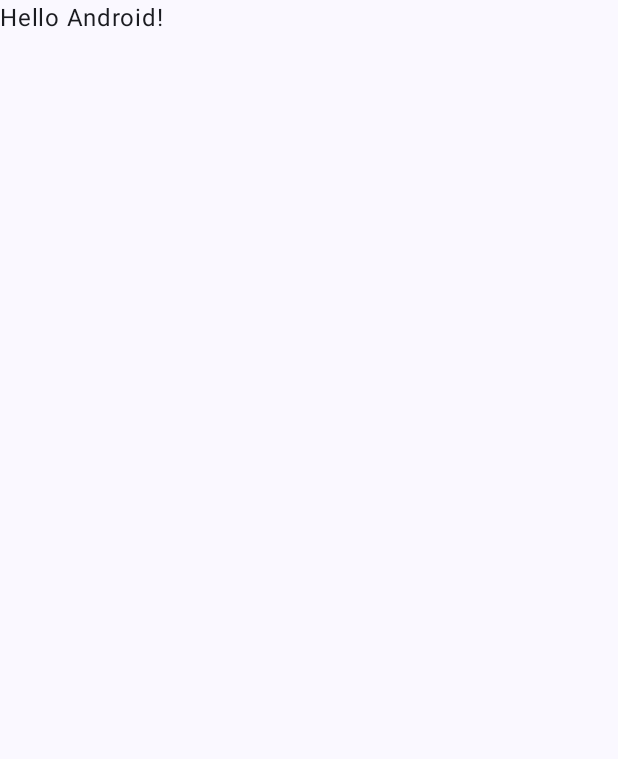
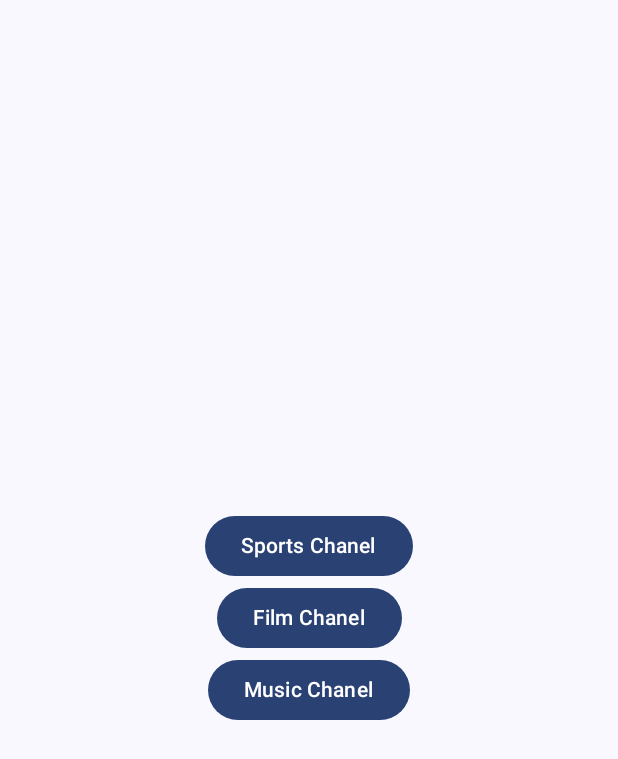
Before and after one commit to SelecaoGlobocom/fabio-cavallari, an Android app built with Jetpack Compose: the screen it shows after launch (MainActivity), on a phone screen of 412 x 824 dp. Before the commit the part shown is almost empty. Shown: the top 759 px of the screen. Run offline under Robolectric (Android 15) with nearby library versions, the phone set to English and light mode, and no system bars.

Commit message:
adding chanel buttons on home and screen navigation

```diff
--- a/DataTrackApp/app/src/main/java/com/example/datatrackapp/MainActivity.kt
+++ b/DataTrackApp/app/src/main/java/com/example/datatrackapp/MainActivity.kt
@@ -4,6 +4,7 @@ import android.os.Bundle
 import androidx.activity.ComponentActivity
 import androidx.activity.compose.setContent
 import androidx.activity.enableEdgeToEdge
+import androidx.compose.foundation.layout.Box
 import androidx.compose.foundation.layout.fillMaxSize
 import androidx.compose.foundation.layout.padding
 import androidx.compose.material3.Scaffold
@@ -11,37 +12,24 @@ import androidx.compose.material3.Text
 import androidx.compose.runtime.Composable
 import androidx.compose.ui.Modifier
 import androidx.compose.ui.tooling.preview.Preview
-import com.example.datatrackapp.ui.theme.DataTrackAppTheme
+import androidx.navigation.compose.rememberNavController
+import com.example.datatrackapp.presentation.navigation.DataTrackNavHost
+import com.example.datatrackapp.presentation.screen.HomeScreen
+import com.example.datatrackapp.presentation.theme.DataTrackAppTheme
 
 class MainActivity : ComponentActivity() {
     override fun onCreate(savedInstanceState: Bundle?) {
         super.onCreate(savedInstanceState)
         enableEdgeToEdge()
         setContent {
+            val navHostController = rememberNavController()
             DataTrackAppTheme {
                 Scaffold(modifier = Modifier.fillMaxSize()) { innerPadding ->
-                    Greeting(
-                        name = "Android",
-                        modifier = Modifier.padding(innerPadding)
-                    )
+                    Box(Modifier.padding(innerPadding)) {
+                        DataTrackNavHost(navHostController)
+                    }
                 }
             }
         }
     }
 }
-
-@Composable
-fun Greeting(name: String, modifier: Modifier = Modifier) {
-    Text(
-        text = "Hello $name!",
-        modifier = modifier
-    )
-}
-
-@Preview(showBackground = true)
-@Composable
-fun GreetingPreview() {
-    DataTrackAppTheme {
-        Greeting("Android")
-    }
-}
--- /dev/null
+++ b/DataTrackApp/app/src/main/java/com/example/datatrackapp/presentation/navigation/DataTrackNavHost.kt
@@ -0,0 +1,31 @@
+package com.example.datatrackapp.presentation.navigation
+
+import androidx.compose.runtime.Composable
+import androidx.navigation.NavHostController
+import androidx.navigation.compose.NavHost
+import androidx.navigation.compose.composable
+import com.example.datatrackapp.presentation.screen.FilmChanelScreen
+import com.example.datatrackapp.presentation.screen.HomeScreen
+import com.example.datatrackapp.presentation.screen.MusicChanelScreen
+import com.example.datatrackapp.presentation.screen.SportsChanelScreen
+
+@Composable
+fun DataTrackNavHost(navHostController: NavHostController) {
+    NavHost(
+        navController = navHostController,
+        startDestination = ScreenRoute.HomeScreenRoute
+    ) {
+        composable<ScreenRoute.HomeScreenRoute> {
+            HomeScreen(navController = navHostController)
+        }
+        composable<ScreenRoute.SportsChanelScreenRoute> {
+            SportsChanelScreen()
+        }
+        composable<ScreenRoute.FilmChanelScreenRoute> {
+            FilmChanelScreen()
+        }
+        composable<ScreenRoute.MusicChanelScreenRoute> {
+            MusicChanelScreen()
+        }
+    }
+}
--- /dev/null
+++ b/DataTrackApp/app/src/main/java/com/example/datatrackapp/presentation/navigation/ScreenRoute.kt
@@ -0,0 +1,17 @@
+package com.example.datatrackapp.presentation.navigation
+
+import kotlinx.serialization.Serializable
+
+@Serializable
+sealed class ScreenRoute(
+    val title: String,
+) {
+    @Serializable
+    data object HomeScreenRoute : ScreenRoute("Home")
+    @Serializable
+    data object SportsChanelScreenRoute : ScreenRoute("Sports")
+    @Serializable
+    data object FilmChanelScreenRoute : ScreenRoute("Film")
+    @Serializable
+    data object MusicChanelScreenRoute : ScreenRoute("Music")
+}
--- /dev/null
+++ b/DataTrackApp/app/src/main/java/com/example/datatrackapp/presentation/screen/HomeScreen.kt
@@ -0,0 +1,54 @@
+package com.example.datatrackapp.presentation.screen
+
+import androidx.compose.foundation.layout.Arrangement
+import androidx.compose.foundation.layout.Box
+import androidx.compose.foundation.layout.Column
+import androidx.compose.foundation.layout.fillMaxSize
+import androidx.compose.material3.Button
+import androidx.compose.material3.Text
+import androidx.compose.runtime.Composable
+import androidx.compose.ui.Alignment
+import androidx.compose.ui.Modifier
+import androidx.compose.ui.tooling.preview.Preview
+import androidx.navigation.NavController
+import com.example.datatrackapp.presentation.navigation.ScreenRoute
+import com.example.datatrackapp.presentation.theme.DataTrackAppTheme
+
+@Composable
+fun HomeScreen(modifier: Modifier = Modifier, navController: NavController) {
+    Column (
+        modifier.fillMaxSize(),
+        verticalArrangement = Arrangement.Center,
+        horizontalAlignment = Alignment.CenterHorizontally
+    ) {
+        Button(
+            onClick = {
+                navController.navigate(ScreenRoute.SportsChanelScreenRoute)
+            }
+        ) {
+            Text("Sports Chanel")
+        }
+        Button(
+            onClick = {
+                navController.navigate(ScreenRoute.FilmChanelScreenRoute)
+            }
+        ) {
+            Text("Film Chanel")
+        }
+        Button(
+            onClick = {
+                navController.navigate(ScreenRoute.MusicChanelScreenRoute)
+            }
+        ) {
+            Text("Music Chanel")
+        }
+    }
+}
+
+@Preview(showSystemUi = true)
+@Composable
+private fun HomeScreenPrev() {
+    DataTrackAppTheme {
+//        HomeScreen()
+    }
+}
--- a/DataTrackApp/app/src/main/java/com/example/datatrackapp/ui/theme/Color.kt
+++ b/DataTrackApp/app/src/main/java/com/example/datatrackapp/presentation/theme/Color.kt
@@ -1,4 +1,4 @@
-package com.example.datatrackapp.ui.theme
+package com.example.datatrackapp.presentation.theme
 
 import androidx.compose.ui.graphics.Color
 
--- a/DataTrackApp/app/src/main/java/com/example/datatrackapp/ui/theme/Theme.kt
+++ b/DataTrackApp/app/src/main/java/com/example/datatrackapp/presentation/theme/Theme.kt
@@ -1,4 +1,4 @@
-package com.example.datatrackapp.ui.theme
+package com.example.datatrackapp.presentation.theme
 
 import android.app.Activity
 import android.os.Build
--- a/DataTrackApp/app/src/main/java/com/example/datatrackapp/ui/theme/Type.kt
+++ b/DataTrackApp/app/src/main/java/com/example/datatrackapp/presentation/theme/Type.kt
@@ -1,4 +1,4 @@
-package com.example.datatrackapp.ui.theme
+package com.example.datatrackapp.presentation.theme
 
 import androidx.compose.material3.Typography
 import androidx.compose.ui.text.TextStyle
```
Also changed, not shown: DataTrackApp/app/src/main/java/com/example/datatrackapp/presentation/screen/FilmChanelScreen.kt (added, +18 -0 lines), DataTrackApp/app/src/main/java/com/example/datatrackapp/presentation/screen/MusicChanelScreen.kt (added, +18 -0 lines), DataTrackApp/app/src/main/java/com/example/datatrackapp/presentation/screen/SportsChanelScreen.kt (added, +18 -0 lines), 1 other file.
